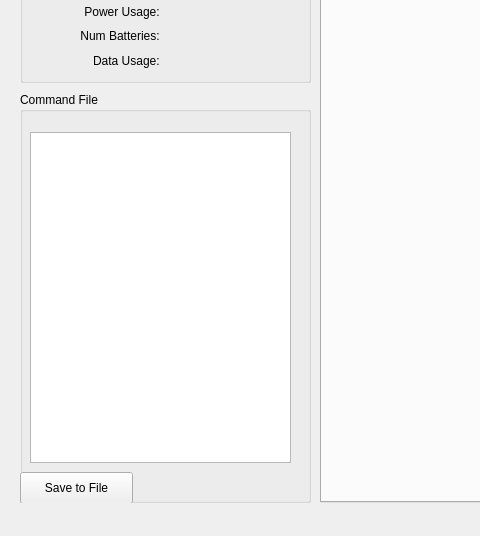
ricorx7/rti_python, file Frontend/qt/Predictor/predictor_view.ui: the form before one commit; both pictures show x 0 to 480 and y 338 to 874 of the 1045 by 874 pixel window.
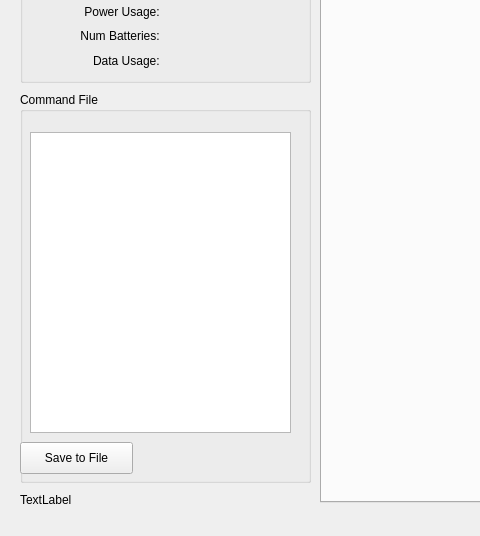
The form after the commit.

```diff
--- a/Frontend/qt/Predictor/predictor_view.ui
+++ b/Frontend/qt/Predictor/predictor_view.ui
@@ -251,7 +251,7 @@
       <x>20</x>
       <y>430</y>
       <width>291</width>
-      <height>411</height>
+      <height>391</height>
      </rect>
     </property>
     <property name="title">
@@ -263,7 +263,7 @@
        <x>10</x>
        <y>40</y>
        <width>261</width>
-       <height>331</height>
+       <height>301</height>
       </rect>
      </property>
     </widget>
@@ -271,7 +271,7 @@
      <property name="geometry">
       <rect>
        <x>0</x>
-       <y>380</y>
+       <y>350</y>
        <width>113</width>
        <height>32</height>
       </rect>
@@ -281,6 +281,19 @@
      </property>
     </widget>
    </widget>
+   <widget class="QLabel" name="revLabel">
+    <property name="geometry">
+     <rect>
+      <x>20</x>
+      <y>830</y>
+      <width>291</width>
+      <height>16</height>
+     </rect>
+    </property>
+    <property name="text">
+     <string>TextLabel</string>
+    </property>
+   </widget>
   </widget>
  </widget>
  <resources/>
```
